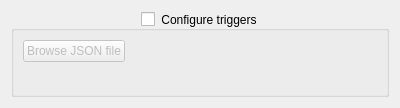
Qt form biogui/resources/trigger_config_widget.ui (pulp-bio/biogui) before a commit.
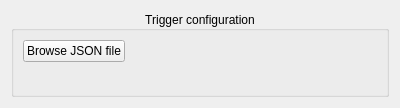
The same form after that commit.

Commit message: Minor adjustments to trigger module

The edit to the form file:
```diff
--- a/biogui/resources/trigger_config_widget.ui
+++ b/biogui/resources/trigger_config_widget.ui
@@ -16,14 +16,17 @@
   <layout class="QVBoxLayout" name="verticalLayout">
    <item>
     <widget class="QGroupBox" name="triggerGroupBox">
+     <property name="enabled">
+      <bool>true</bool>
+     </property>
      <property name="title">
-      <string>Configure triggers</string>
+      <string>Trigger configuration</string>
      </property>
      <property name="alignment">
       <set>Qt::AlignCenter</set>
      </property>
      <property name="checkable">
-      <bool>true</bool>
+      <bool>false</bool>
      </property>
      <property name="checked">
       <bool>false</bool>
```
Left out of the diff: 4 changed lines with no effect on the pictures. The commit also changes 3 other files.
